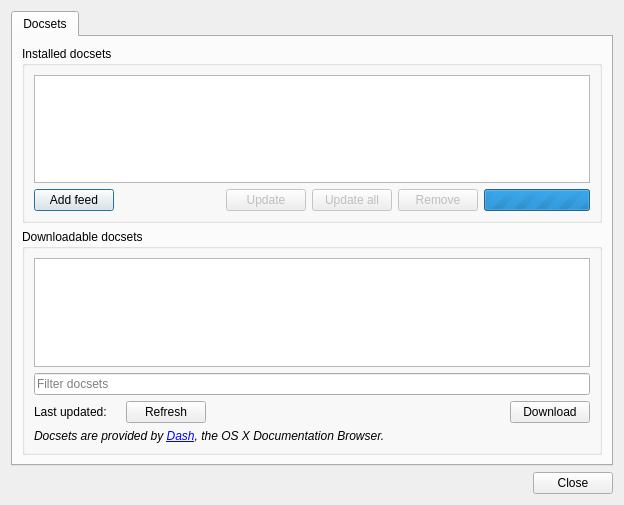
First picture: the form in src/libs/ui/forms/docsetsdialog.ui, repository zealdocs/zeal, before the edit.
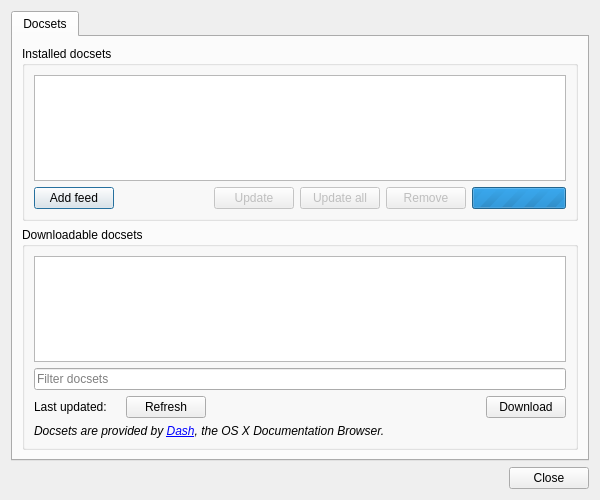
Second picture: the form after the edit.

Commit message: ui: Unify sizes of Preferences and Docsets dialogs

What changed in the file:
```diff
--- a/src/libs/ui/forms/docsetsdialog.ui
+++ b/src/libs/ui/forms/docsetsdialog.ui
@@ -9,8 +9,8 @@
    <rect>
     <x>0</x>
     <y>0</y>
-    <width>624</width>
-    <height>505</height>
+    <width>600</width>
+    <height>500</height>
    </rect>
   </property>
   <property name="windowTitle">
```
The commit also changes 1 other file.
